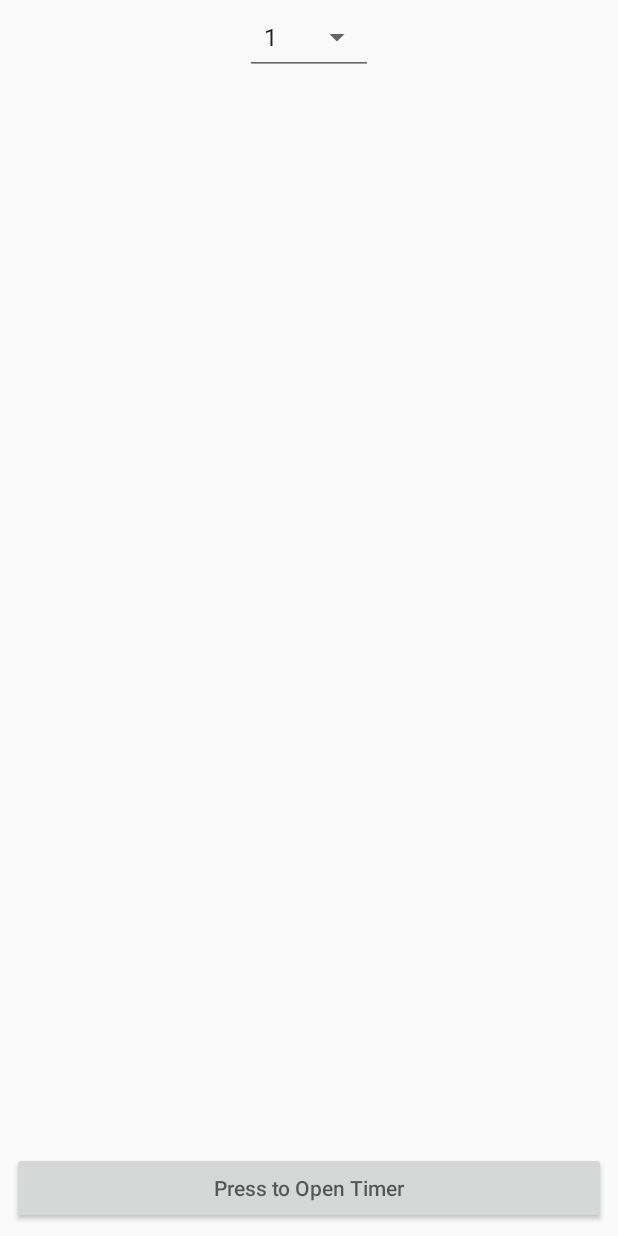
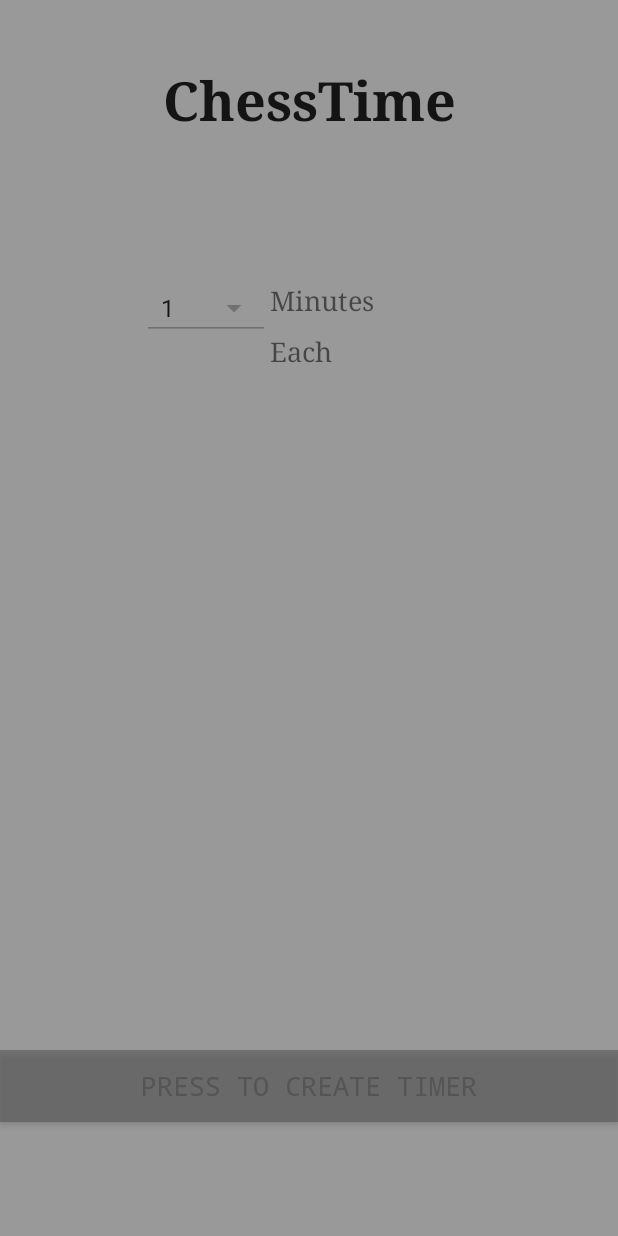
Before and after one commit to DallasGianniny/ChessTime, an Android app: the screen it shows after launch (StartMenu), on a phone screen of 412 x 824 dp. Run offline under Robolectric (Android 15) with nearby library versions, the light colour scheme and no system bars.

Commit message:
Added functional main menu with user selectable time value. Changed seconds display to minutes:seconds

```diff
--- a/app/src/main/java/com/example/dallas/chesstime/StartMenu.java
+++ b/app/src/main/java/com/example/dallas/chesstime/StartMenu.java
@@ -7,8 +7,8 @@
  * and a long press restarts the timer by reloading the main activity.
  *
  * @author Dallas Gianniny
- * @version 0.2.0
- * @date October 22 2018
+ * @version 0.3.0
+ * @date October 23 2018
  */
 package com.example.dallas.chesstime;
 
@@ -67,7 +67,7 @@ public class StartMenu extends AppCompatActivity implements AdapterView.OnItemSe
         getWindow().setFlags(AccessibilityNodeInfoCompat.ACTION_NEXT_HTML_ELEMENT, AccessibilityNodeInfoCompat.ACTION_NEXT_HTML_ELEMENT);
         getWindow().getDecorView().setSystemUiVisibility(3328);
 
-        final Spinner spinner = findViewById(R.id.label_spinner);
+        final Spinner spinner = findViewById(R.id.minutesSelectSpinner);
         ArrayAdapter<CharSequence> adapter = ArrayAdapter.createFromResource(this,
                 R.array.numeric_labels_array, android.R.layout.simple_spinner_item);
 
--- a/app/src/main/java/com/example/dallas/chesstime/TimerMain.java
+++ b/app/src/main/java/com/example/dallas/chesstime/TimerMain.java
@@ -7,42 +7,21 @@
  * and a long press restarts the timer by reloading the main activity.
  *
  * @author Dallas Gianniny
- * @version 0.2.0
- * @date October 22 2018
+ * @version 0.3.0
+ * @date October 23 2018
  */
 package com.example.dallas.chesstime;
 
 import android.content.Intent;
+import android.os.Bundle;
 import android.os.CountDownTimer;
 import android.support.v4.view.accessibility.AccessibilityNodeInfoCompat;
 import android.support.v7.app.AppCompatActivity;
-import android.os.Bundle;
 import android.view.View;
 import android.view.WindowManager;
 import android.widget.Button;
 
 public class TimerMain extends AppCompatActivity {
-
-    @Override
-    protected void onCreate(Bundle savedInstanceState) {
-        super.onCreate(savedInstanceState);
-        setContentView(R.layout.activity_timer_main);
-
-        /**
-         * Attempting to get extra information from StartMenu activity
-         */
-        Intent intent = getIntent();
-        int num = intent.getIntExtra(StartMenu.EXTRA_NUM, 0);
-
-        /**
-         * Hides App title bar.
-         */
-        getWindow().setFlags(AccessibilityNodeInfoCompat.ACTION_NEXT_HTML_ELEMENT, AccessibilityNodeInfoCompat.ACTION_NEXT_HTML_ELEMENT);
-        getWindow().getDecorView().setSystemUiVisibility(3328);
-        /**
-         * Forces screen to stay on.
-         */
-        getWindow().addFlags(WindowManager.LayoutParams.FLAG_KEEP_SCREEN_ON);
 
     /**
      * Used for creating and displaying timers.
@@ -88,15 +67,20 @@ public class TimerMain extends AppCompatActivity {
             CountDownTimer countDownTimer = new CountDownTimer(millisInFuture, 1000) {
                 @Override
                 public void onTick(long millisUntilFinished) {
-                        button.setText("" + millisUntilFinished / 1000);
+                    long minutes = millisUntilFinished / 60000;
+                    long seconds = (millisUntilFinished / 1000) - (minutes * 60);
+                    if (seconds < 10) {
+                        button.setText(minutes + ":0" + seconds);
+                    } else button.setText(minutes + ":" + seconds);
                     setMillisUntilFinished(millisUntilFinished);
                     changeButtonColor(button, millisUntilFinished);
+                    //changeButtonColor2(button, millisUntilFinished, userSetTime);
                 }
 
                 @Override
                 public void onFinish() {
                     button.setBackgroundColor(getResources().getColor(R.color.Gray));
-                        button.setText("0");
+                    button.setText("0:00");
                 }
             };
             this.countDownTimer = countDownTimer;
@@ -128,10 +112,29 @@ public class TimerMain extends AppCompatActivity {
         }
     }
 
+    @Override
+    protected void onCreate(Bundle savedInstanceState) {
+        super.onCreate(savedInstanceState);
+        setContentView(R.layout.activity_timer_main);
+
+        /**
+         * Attempting to get extra information from StartMenu activity
+         */
+        Intent intent = getIntent();
+        int num = intent.getIntExtra(StartMenu.EXTRA_NUM, 0);
         /**
          * Assigns amount of time for each player
          */
-        final long userSetTime = 600000; //TODO fix this
+        final long userSetTime = minutesToMilliseconds(num);
+
+        /**
+         * Hides app title bar.
+         * <b>
+         * Forces screen on
+         */
+        getWindow().setFlags(AccessibilityNodeInfoCompat.ACTION_NEXT_HTML_ELEMENT, AccessibilityNodeInfoCompat.ACTION_NEXT_HTML_ELEMENT);
+        getWindow().getDecorView().setSystemUiVisibility(3328);
+        getWindow().addFlags(WindowManager.LayoutParams.FLAG_KEEP_SCREEN_ON);
 
         /**
          * Assigns button UI elements by id.
@@ -205,6 +208,8 @@ public class TimerMain extends AppCompatActivity {
             @Override
             public void onClick(View v) {
                 if (checkIfEmptyButtonText(turnButton) && checkIfEmptyButtonText(turnButton2)) {
+                    changeButtonColor(betterCountDownTimer.button, betterCountDownTimer.getMillisUntilFinished());
+                    //changeButtonColor2(betterCountDownTimer.getButton(), betterCountDownTimer.getMillisUntilFinished(), userSetTime);
                     betterCountDownTimer.createCountDownTimer(userSetTime);
                     betterCountDownTimer2.createCountDownTimer(userSetTime);
                     betterCountDownTimer.countDownTimer.start();
@@ -216,6 +221,8 @@ public class TimerMain extends AppCompatActivity {
             @Override
             public void onClick(View v) {
                 if (checkIfEmptyButtonText(turnButton) && checkIfEmptyButtonText(turnButton2)) {
+                    changeButtonColor(betterCountDownTimer2.button, betterCountDownTimer2.getMillisUntilFinished());
+                    //changeButtonColor2(betterCountDownTimer2.getButton(), betterCountDownTimer2.getMillisUntilFinished(), userSetTime);
                     betterCountDownTimer2.createCountDownTimer(userSetTime);
                     betterCountDownTimer.createCountDownTimer(userSetTime);
                     betterCountDownTimer2.countDownTimer.start();
@@ -312,9 +319,41 @@ public class TimerMain extends AppCompatActivity {
         if ((millisUntilFinished < 59999) && (millisUntilFinished > 30000))
             button.setBackgroundColor(getResources().getColor(R.color.One));
         if (millisUntilFinished < 29999) {
+            if ((((int) millisUntilFinished / 1000) % 2) != 0) {
+                button.setBackgroundColor(getResources().getColor(R.color.OneHalf));
+            } else button.setBackgroundColor(getResources().getColor(R.color.Gray));
+        }
+    }
+
+    /**
+     * Attempting to make color change adaptable
+     */
+    public void changeButtonColor2(Button button, long millisUntilFinished, long userSetTime) {
+        if (((float) (millisUntilFinished / userSetTime) > 0.8))
+            button.setBackgroundColor(getResources().getColor(R.color.Five));
+        if (((float) (millisUntilFinished / userSetTime) < 0.8) && ((float) (millisUntilFinished / userSetTime) > 0.6))
+            button.setBackgroundColor(getResources().getColor(R.color.Four));
+        if (((float) (millisUntilFinished / userSetTime) < 0.6) && ((float) (millisUntilFinished / userSetTime) > 0.4))
+            button.setBackgroundColor(getResources().getColor(R.color.Three));
+        if (((float) (millisUntilFinished / userSetTime) < 0.4) && ((float) (millisUntilFinished / userSetTime) > 0.2))
+            button.setBackgroundColor(getResources().getColor(R.color.Two));
+        if (((float) (millisUntilFinished / userSetTime) < 0.2) && ((float) (millisUntilFinished / userSetTime) > 0.1))
+            button.setBackgroundColor(getResources().getColor(R.color.One));
+        if (((float) (millisUntilFinished / userSetTime) < 0.1)) {
             if ((((int) millisUntilFinished / 1000) % 2) == 0) {
                 button.setBackgroundColor(getResources().getColor(R.color.OneHalf));
             } else button.setBackgroundColor(getResources().getColor(R.color.Gray));
         }
     }
+
+    /**
+     * Converts minutes to milliseconds.
+     *
+     * @param num integer value of minutes.
+     * @return long value conversion of minutes into milliseconds.
+     */
+    public long minutesToMilliseconds(int num) {
+        num *= 60000;
+        return num;
     }
+}
--- a/app/src/main/res/layout/activity_start_menu.xml
+++ b/app/src/main/res/layout/activity_start_menu.xml
@@ -4,38 +4,108 @@
     xmlns:tools="http://schemas.android.com/tools"
     android:layout_width="match_parent"
     android:layout_height="match_parent"
+    android:background="@color/Gray"
     tools:context=".StartMenu">
 
     <Button
         android:id="@+id/setTimeButton"
+        style="@android:style/Widget.Holo.Button.Borderless"
         android:layout_width="0dp"
         android:layout_height="wrap_content"
-        android:layout_marginStart="8dp"
-        android:layout_marginTop="8dp"
-        android:layout_marginEnd="8dp"
-        android:layout_marginBottom="8dp"
-        android:hint="Press to Open Timer"
+        android:background="@color/Gray"
+        android:hint="@string/press_to_open_timer"
+        android:textColor="@android:color/black"
+        android:textColorHint="@color/colorPrimary"
+        android:typeface="monospace"
         app:layout_constraintBottom_toBottomOf="parent"
+        app:layout_constraintEnd_toEndOf="parent"
+        app:layout_constraintHorizontal_bias="0.0"
+        app:layout_constraintStart_toStartOf="parent"
+        app:layout_constraintTop_toTopOf="parent"
+        app:layout_constraintVertical_bias="0.902" />
+
+    <Spinner
+        android:id="@+id/minutesSelectSpinner"
+        style="@android:style/Widget.Material.Light.Spinner.Underlined"
+        android:layout_width="wrap_content"
+        android:layout_height="wrap_content"
+        android:backgroundTint="@color/Gray"
+        android:dropDownWidth="50dp"
+        android:fadingEdge="vertical"
+        android:overScrollMode="never"
+        android:spinnerMode="dropdown"
+        android:textAlignment="center"
+        app:layout_constraintBottom_toTopOf="@+id/setTimeButton"
+        app:layout_constraintEnd_toStartOf="@+id/startMenuTimerUnits"
+        app:layout_constraintHorizontal_bias="1.0"
+        app:layout_constraintStart_toStartOf="parent"
+        app:layout_constraintTop_toTopOf="parent"
+        app:layout_constraintVertical_bias="0.28">
+
+    </Spinner>
+
+    <TextView
+        android:id="@+id/startMenuAppTitle"
+        android:layout_width="wrap_content"
+        android:layout_height="wrap_content"
+        android:text="@string/app_name"
+        android:textAppearance="@android:style/TextAppearance.Holo.Widget.ActionBar.Title"
+        android:textSize="36sp"
+        android:textStyle="bold"
+        android:typeface="serif"
+        app:layout_constraintBottom_toTopOf="@+id/minutesSelectSpinner"
         app:layout_constraintEnd_toEndOf="parent"
         app:layout_constraintStart_toStartOf="parent"
         app:layout_constraintTop_toTopOf="parent"
-        app:layout_constraintVertical_bias="1.0" />
+        app:layout_constraintVertical_bias="0.31" />
 
-    <Spinner
-        android:id="@+id/label_spinner"
-        style="@style/Widget.AppCompat.Spinner.Underlined"
+    <TextView
+        android:id="@+id/startMenuTimerUnits"
         android:layout_width="wrap_content"
-        android:layout_height="50dp"
-        android:layout_marginStart="156dp"
-        android:layout_marginEnd="156dp"
-        android:layout_marginBottom="8dp"
-        android:dropDownWidth="wrap_content"
-        android:spinnerMode="dialog"
-        android:textAlignment="center"
+        android:layout_height="28sp"
+        android:text="@string/minutes"
+        android:textSize="18sp"
+        android:typeface="serif"
         app:layout_constraintBottom_toTopOf="@+id/setTimeButton"
         app:layout_constraintEnd_toEndOf="parent"
-        app:layout_constraintStart_toStartOf="parent"
+        app:layout_constraintHorizontal_bias="0.0"
+        app:layout_constraintStart_toStartOf="@+id/centerGuide"
         app:layout_constraintTop_toTopOf="parent"
-        app:layout_constraintVertical_bias="0.0"></Spinner>
+        app:layout_constraintVertical_bias="0.28" />
+
+    <TextView
+        android:id="@+id/startMenuTimerUnits2"
+        android:layout_width="wrap_content"
+        android:layout_height="28sp"
+        android:layout_marginEnd="92dp"
+        android:text="@string/each"
+        android:textSize="18sp"
+        android:typeface="serif"
+        app:layout_constraintBottom_toTopOf="@+id/setTimeButton"
+        app:layout_constraintEnd_toEndOf="parent"
+        app:layout_constraintHorizontal_bias="0.0"
+        app:layout_constraintStart_toStartOf="@+id/centerGuide"
+        app:layout_constraintTop_toTopOf="parent"
+        app:layout_constraintVertical_bias="0.32999998" />
+
+    <android.support.constraint.Guideline
+        android:id="@+id/centerGuide"
+        android:layout_width="wrap_content"
+        android:layout_height="wrap_content"
+        android:orientation="vertical"
+        app:layout_constraintGuide_begin="180dp" />
+
+    <!--<EditText-->
+    <!--android:id="@+id/setTimeText"-->
+    <!--android:layout_width="wrap_content"-->
+    <!--android:layout_height="wrap_content"-->
+    <!--android:ems="10"-->
+    <!--android:hint="Minutes"-->
+    <!--android:inputType="number"-->
+    <!--android:textAlignment="center"-->
+    <!--app:layout_constraintBottom_toTopOf="@+id/setTimeButton"-->
+    <!--app:layout_constraintEnd_toEndOf="parent"-->
+    <!--app:layout_constraintStart_toStartOf="parent"-->
+    <!--app:layout_constraintTop_toBottomOf="@+id/label_spinner" />-->
 
 </android.support.constraint.ConstraintLayout>
--- a/app/src/main/res/layout/activity_timer_main.xml
+++ b/app/src/main/res/layout/activity_timer_main.xml
@@ -14,6 +14,7 @@
         android:layout_height="180dp"
         android:layout_marginTop="8dp"
         android:background="@color/Gray"
+        android:elevation="0dp"
         android:hint="@string/player_1"
         android:textColor="@android:color/black"
         android:textColorHint="@color/colorPrimary"
@@ -31,6 +32,7 @@
         android:layout_height="180dp"
         android:layout_marginBottom="8dp"
         android:background="@color/Gray"
+        android:elevation="0dp"
         android:hint="@string/player_2"
         android:rotation="180"
         android:textColor="@android:color/black"
@@ -120,22 +122,6 @@
         app:layout_constraintStart_toStartOf="parent"
         app:layout_constraintTop_toBottomOf="@+id/firstTurnButton2" />
 
-    <!--<TextView-->
-    <!--android:id="@+id/resetRight"-->
-    <!--android:layout_width="wrap_content"-->
-    <!--android:layout_height="wrap_content"-->
-    <!--android:layout_marginTop="8dp"-->
-    <!--android:layout_marginBottom="8dp"-->
-    <!--android:rotation="270"-->
-    <!--android:text="@string/reset"-->
-    <!--android:textAlignment="center"-->
-    <!--android:typeface="monospace"-->
-    <!--app:layout_constraintBottom_toTopOf="@+id/firstTurnbutton"-->
-    <!--app:layout_constraintEnd_toEndOf="parent"-->
-    <!--app:layout_constraintHorizontal_bias="0.0"-->
-    <!--app:layout_constraintStart_toEndOf="@+id/resetButton"-->
-    <!--app:layout_constraintTop_toBottomOf="@+id/firstTurnButton2" />-->
-
     <TextView
         android:id="@+id/resetRight"
         android:layout_width="wrap_content"
--- a/app/src/main/res/values/strings.xml
+++ b/app/src/main/res/values/strings.xml
@@ -5,6 +5,10 @@
     <string name="press_for_first_turn">PRESS FOR FIRST TURN</string>
     <string name="player_1">Player 1</string>
     <string name="player_2">Player 2</string>
+    <string name="press_to_open_timer">PRESS TO CREATE TIMER</string>
+    <string name="seconds">Seconds</string>
+    <string name="minutes">Minutes</string>
+    <string name="each">Each</string>
 
     <string-array name="labels_array">
         <item>1 Minute</item>
@@ -29,7 +33,7 @@
         <item>15</item>
         <item>20</item>
         <item>30</item>
-        <item>60</item>
+        <!--<item>60</item>-->
     </string-array>
 
     <string-array name="numeric2_labels_array">
```
Also changed, not shown: 1 other file. Lines whose indentation alone changed are shown as unchanged.
